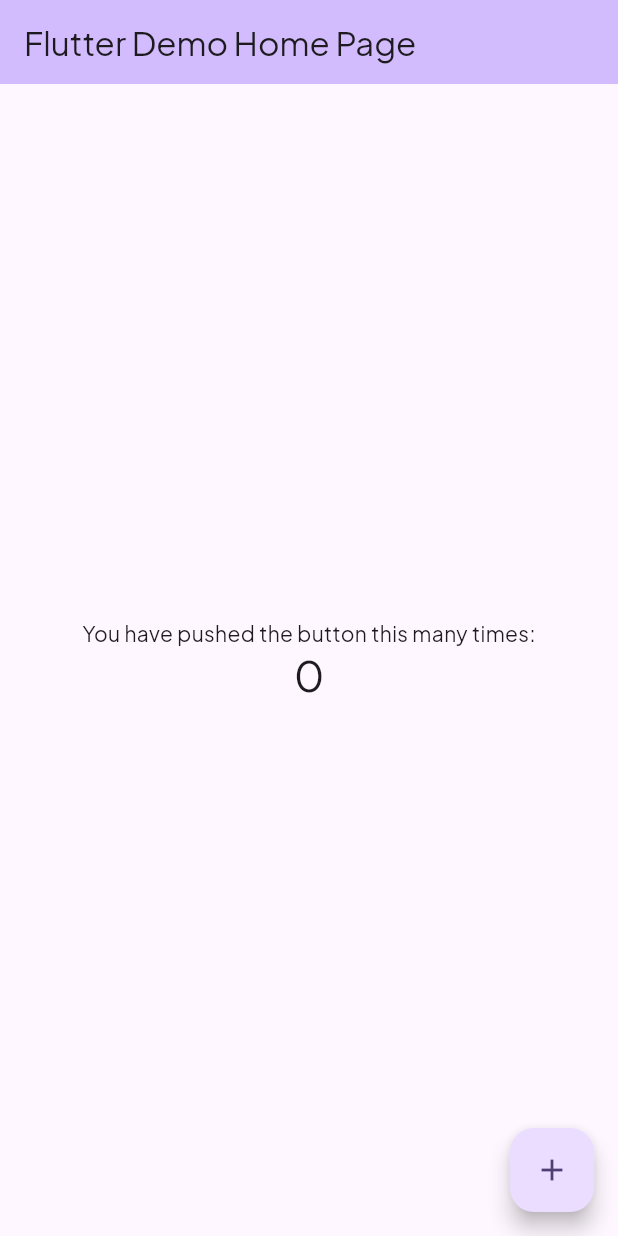
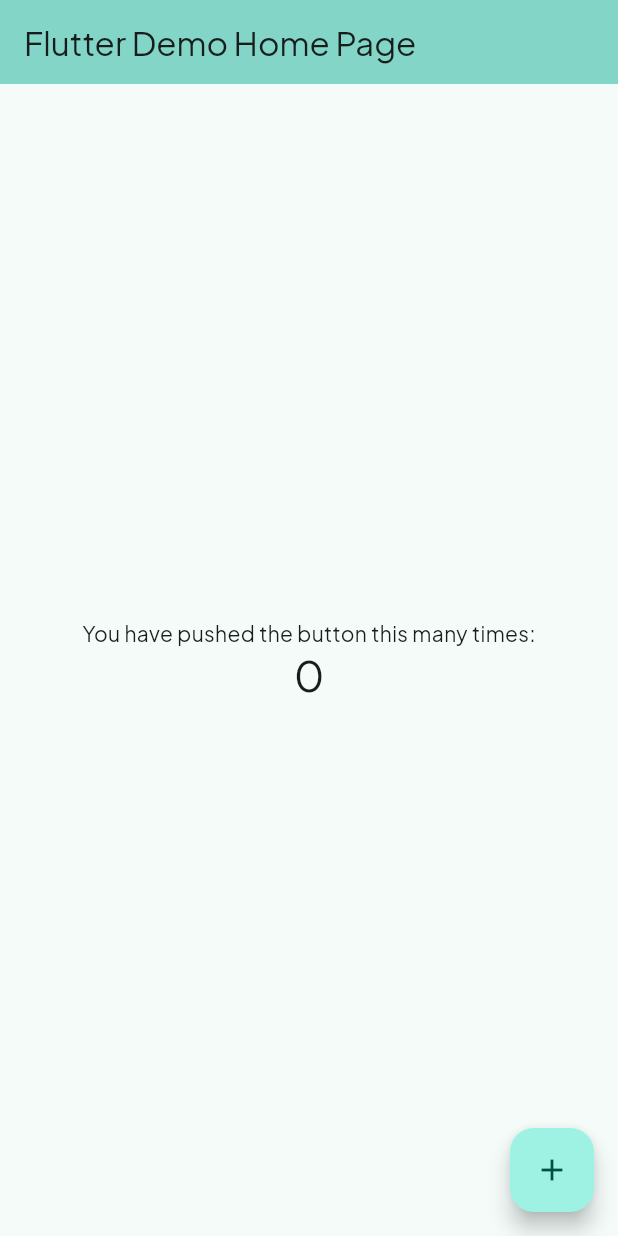
Before and after one commit to HappySolutions/edu_vista, a Flutter app: the screen it shows after launch, on a phone screen of 412 x 824 dp. Run offline on Flutter 3.47's test engine with Material 3 defaults, Android fonts, the phone set to English and light mode, and no system bars.

Commit message:
adding colors

```diff
--- a/lib/main.dart
+++ b/lib/main.dart
@@ -1,3 +1,4 @@
+import 'package:edu_vista/utils/color.utility.dart';
 import 'package:flutter/material.dart';
 
 void main() {
@@ -14,7 +15,7 @@ class MyApp extends StatelessWidget {
       title: 'Flutter Demo',
       theme: ThemeData(
         fontFamily: 'PlusJakartaSans',
-        colorScheme: ColorScheme.fromSeed(seedColor: Colors.deepPurple),
+        colorScheme: ColorScheme.fromSeed(seedColor: ColorUtility.main),
         useMaterial3: true,
       ),
       home: const MyHomePage(title: 'Flutter Demo Home Page'),
--- a/lib/utils/color.utility.dart
+++ b/lib/utils/color.utility.dart
@@ -0,0 +1,10 @@
+import 'package:flutter/material.dart';
+
+class ColorUtility {
+  static const deepYellow = Color(0xffF7BA34);
+  static const grey = Color(0xff858383);
+  static const lightYellow = Color(0xffF8C657);
+  static const semiYellow = Color(0xffF8C354);
+  static const main = Color(0xff477B72);
+  static const mediumBlack = Color(0xff1D1B20);
+}
```
